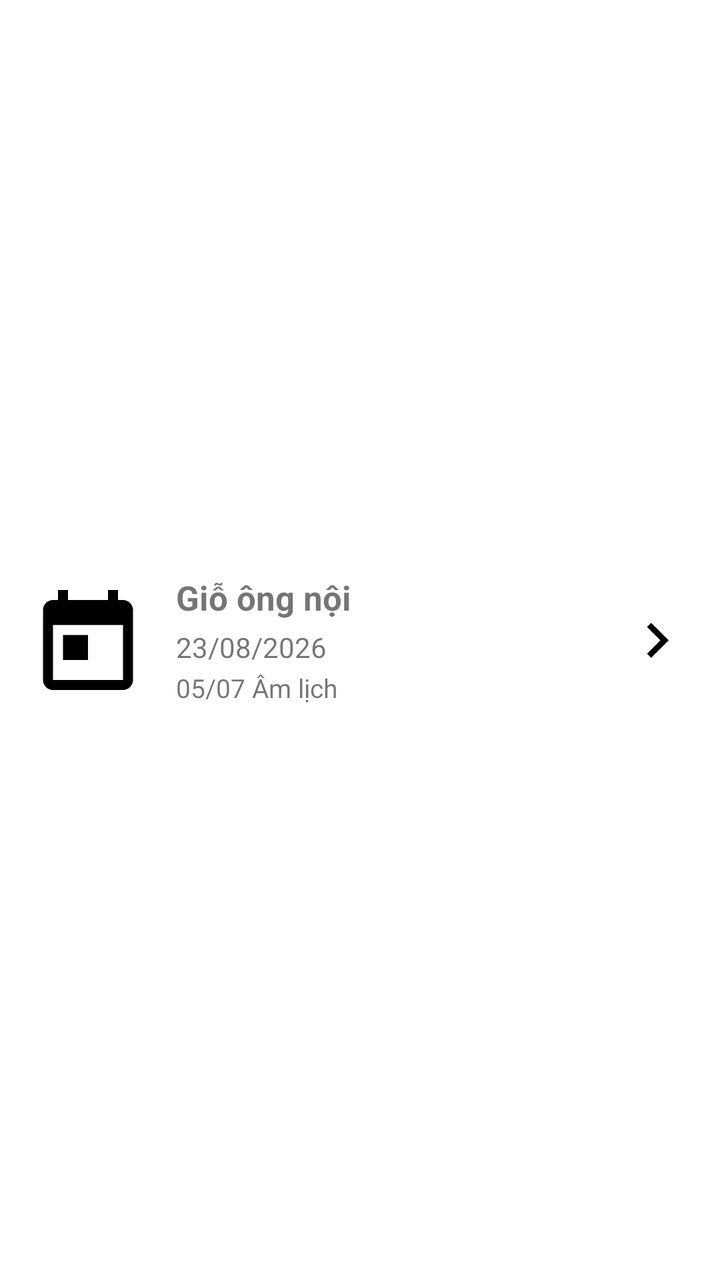
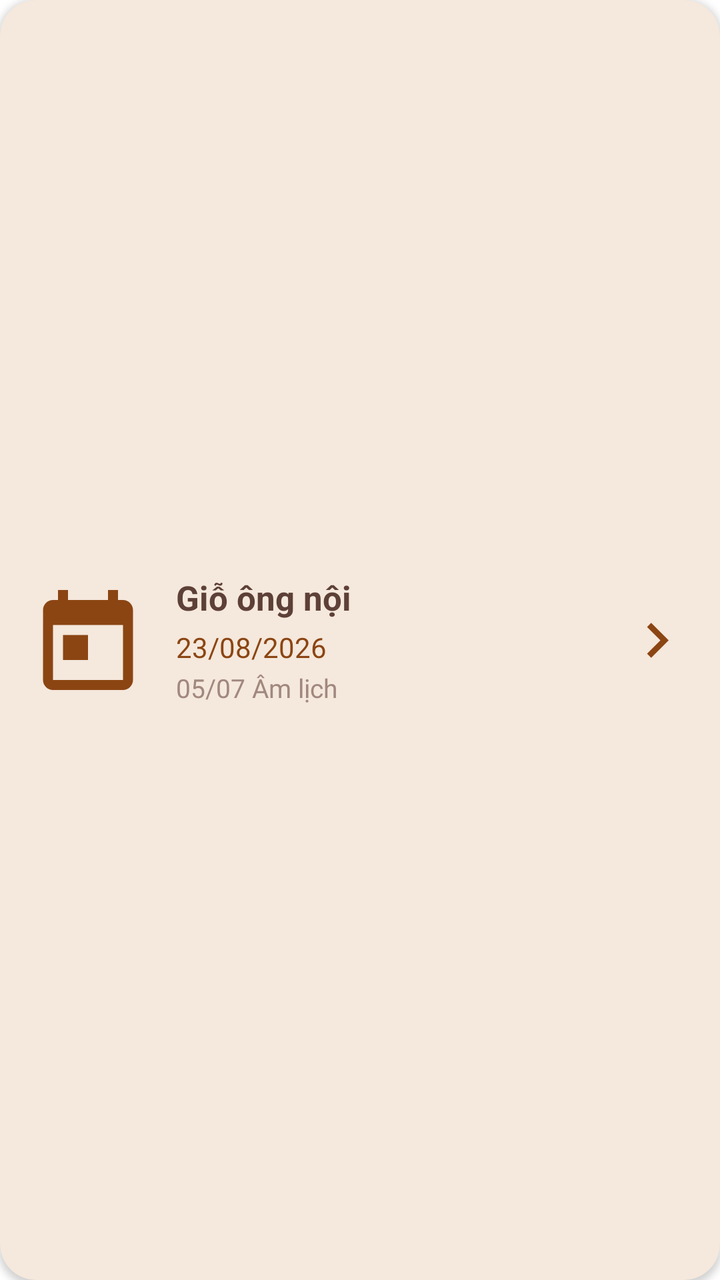

Before-and-after screenshots of an Android layout around one commit, followed by the original layout XML and the change that was made.
<!-- AndroidManifest.xml: application theme Theme.ThapHuongGiaTien -->
<!-- res/layout/item_home_event.xml -->
<?xml version="1.0" encoding="utf-8"?>
<androidx.cardview.widget.CardView xmlns:android="http://schemas.android.com/apk/res/android"
    xmlns:app="http://schemas.android.com/apk/res-auto"
    android:layout_width="match_parent"
    android:layout_height="100dp"
    android:layout_marginBottom="10dp"
    app:cardCornerRadius="18dp"
    app:cardElevation="0dp">
    <androidx.constraintlayout.widget.ConstraintLayout
        android:layout_width="match_parent"
        android:layout_height="match_parent"
        android:padding="14dp">
        <ImageView
            android:id="@+id/imgEventIcon"
            android:layout_width="60dp"
            android:layout_height="60dp"
            android:src="@drawable/ic_event_placeholder"
            android:contentDescription="@null"
            app:layout_constraintBottom_toBottomOf="parent"
            app:layout_constraintStart_toStartOf="parent"
            app:layout_constraintTop_toTopOf="parent" />
        <LinearLayout
            android:id="@+id/layoutEventContent"
            android:layout_width="0dp"
            android:layout_height="wrap_content"
            android:layout_marginStart="14dp"
            android:orientation="vertical"
            app:layout_constraintBottom_toBottomOf="parent"
            app:layout_constraintEnd_toStartOf="@id/imgEventArrow"
            app:layout_constraintStart_toEndOf="@id/imgEventIcon"
            app:layout_constraintTop_toTopOf="parent">
            <TextView
                android:id="@+id/txtEventName"
                android:layout_width="match_parent"
                android:layout_height="wrap_content"
                android:text="Giỗ ông nội"
                android:textSize="17sp"
                android:textStyle="bold" />
            <TextView
                android:id="@+id/txtSolarDate"
                android:layout_width="match_parent"
                android:layout_height="wrap_content"
                android:layout_marginTop="4dp"
                android:text="23/08/2026"
                android:textSize="14sp" />
            <TextView
                android:id="@+id/txtLunarDate"
                android:layout_width="match_parent"
                android:layout_height="wrap_content"
                android:layout_marginTop="2dp"
                android:text="05/07 Âm lịch"
                android:textSize="13sp" />
        </LinearLayout>
        <ImageView
            android:id="@+id/imgEventArrow"
            android:layout_width="35dp"
            android:layout_height="match_parent"
            android:src="@drawable/ic_arrow_right"
            android:contentDescription="@null"
            app:layout_constraintBottom_toBottomOf="parent"
            app:layout_constraintEnd_toEndOf="parent"
            app:layout_constraintTop_toTopOf="parent" />
    </androidx.constraintlayout.widget.ConstraintLayout>
</androidx.cardview.widget.CardView>
<!-- resources referenced by this layout -->
<resources>
  <!-- drawable ic_arrow_right (drawable) -->
  <vector xmlns:android="http://schemas.android.com/apk/res/android"
      android:width="24dp"
      android:height="24dp"
      android:viewportWidth="24"
      android:viewportHeight="24">
      <path
          android:fillColor="#FF000000"
          android:pathData="M8.59,16.59L13.17,12L8.59,7.41L10,6l6,6l-6,6L8.59,16.59z" />
  </vector>
  <!-- drawable ic_event_placeholder (drawable) -->
  <vector xmlns:android="http://schemas.android.com/apk/res/android"
      android:width="24dp"
      android:height="24dp"
      android:viewportWidth="24"
      android:viewportHeight="24">
      <path
          android:fillColor="#FF000000"
          android:pathData="M19,4h-1L18,2h-2v2L8,4L8,2L6,2v2L5,4c-1.11,0 -1.99,0.9 -1.99,2L3,20c0,1.1 0.89,2 2,2h14c1.1,0 2,-0.9 2,-2L21,6c0,-1.1 -0.9,-2 -2,-2zM19,20L5,20L5,9h14v11zM7,11h5v5L7,16z" />
  </vector>
  <style name="Theme.ThapHuongGiaTien" parent="Theme.MaterialComponents.DayNight.NoActionBar">
          
          <item name="colorPrimary">@color/purple_500</item>
          <item name="colorPrimaryVariant">@color/purple_700</item>
          <item name="colorOnPrimary">@color/white</item>
          
          <item name="colorSecondary">@color/teal_200</item>
          <item name="colorSecondaryVariant">@color/teal_700</item>
          <item name="colorOnSecondary">@color/black</item>
          
          <item name="android:statusBarColor">@color/white</item>
          <item name="android:windowLightStatusBar">true</item>
          
      </style>
  <color name="purple_500">#FF6200EE</color>
  <color name="purple_700">#FF3700B3</color>
  <color name="white">#FFFFFFFF</color>
  <color name="teal_200">#FF03DAC5</color>
  <color name="teal_700">#FF018786</color>
  <color name="black">#FF000000</color>
</resources>

<!-- the commit's change to res/layout/item_home_event.xml (unified diff, before → after) -->
@@ -4,8 +4,9 @@
     android:layout_width="match_parent"
     android:layout_height="100dp"
     android:layout_marginBottom="10dp"
+    app:cardBackgroundColor="#F5E8DC"
     app:cardCornerRadius="18dp"
-    app:cardElevation="0dp">
+    app:cardElevation="2dp">
     <androidx.constraintlayout.widget.ConstraintLayout
         android:layout_width="match_parent"
         android:layout_height="match_parent"
@@ -16,6 +17,7 @@
             android:layout_height="60dp"
             android:src="@drawable/ic_event_placeholder"
             android:contentDescription="@null"
+            app:tint="#8B4513"
             app:layout_constraintBottom_toBottomOf="parent"
             app:layout_constraintStart_toStartOf="parent"
             app:layout_constraintTop_toTopOf="parent" />
@@ -34,6 +36,7 @@
                 android:layout_width="match_parent"
                 android:layout_height="wrap_content"
                 android:text="Giỗ ông nội"
+                android:textColor="#5D4037"
                 android:textSize="17sp"
                 android:textStyle="bold" />
             <TextView
@@ -42,6 +45,7 @@
                 android:layout_height="wrap_content"
                 android:layout_marginTop="4dp"
                 android:text="23/08/2026"
+                android:textColor="#8B4513"
                 android:textSize="14sp" />
             <TextView
                 android:id="@+id/txtLunarDate"
@@ -49,6 +53,7 @@
                 android:layout_height="wrap_content"
                 android:layout_marginTop="2dp"
                 android:text="05/07 Âm lịch"
+                android:textColor="#A1887F"
                 android:textSize="13sp" />
         </LinearLayout>
         <ImageView
@@ -57,6 +62,7 @@
             android:layout_height="match_parent"
             android:src="@drawable/ic_arrow_right"
             android:contentDescription="@null"
+            app:tint="#8B4513"
             app:layout_constraintBottom_toBottomOf="parent"
             app:layout_constraintEnd_toEndOf="parent"
             app:layout_constraintTop_toTopOf="parent" />
